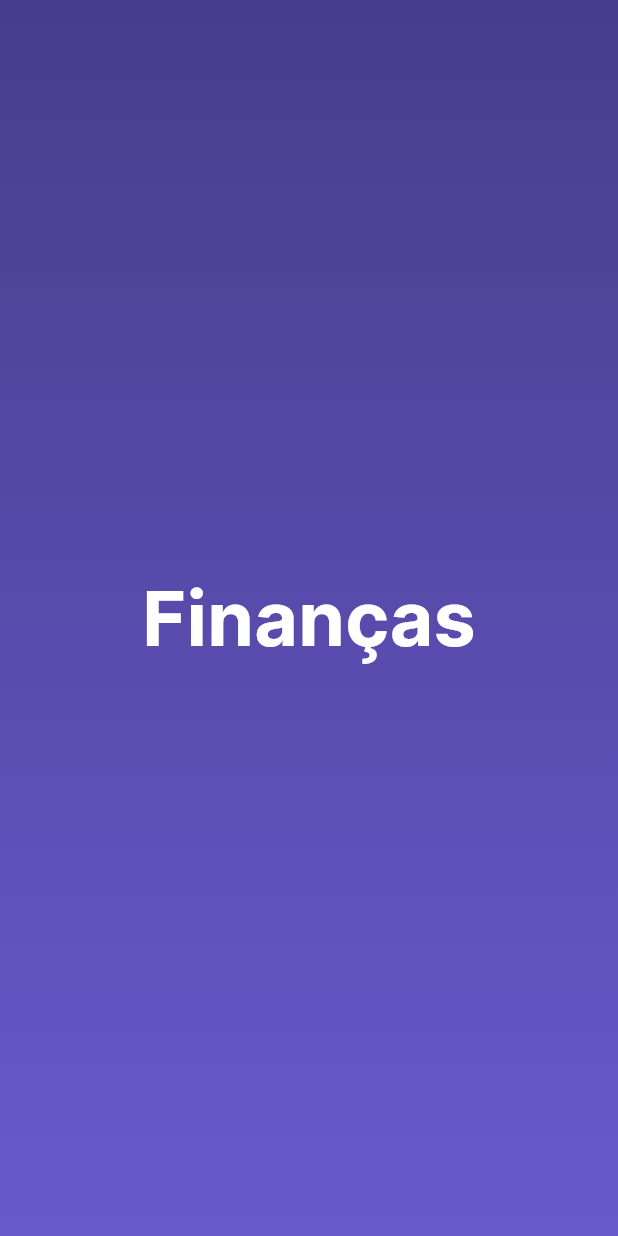
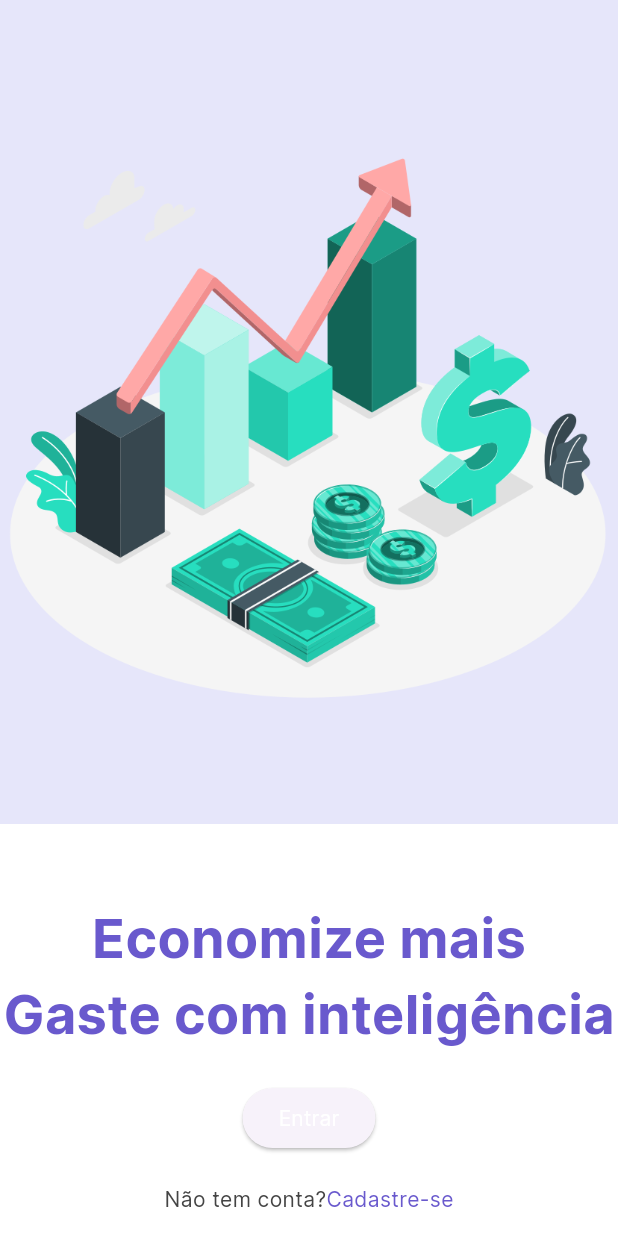
Before and after one commit to howtrojan/financas, a Flutter app: the screen it shows after launch, on a phone screen of 412 x 824 dp. Run offline on Flutter 3.47's test engine with Material 3 defaults, Android fonts, the light colour scheme and no system bars.

Commit message:
Criação de tela

```diff
--- a/lib/app.dart
+++ b/lib/app.dart
@@ -1,4 +1,4 @@
-import 'package:financas/features/splash/splash_page.dart';
+import 'package:financas/features/onboarding/onboarding_page.dart';
 import 'package:flutter/material.dart';
 
 class App extends StatelessWidget {
@@ -6,6 +6,6 @@ class App extends StatelessWidget {
 
   @override
   Widget build(BuildContext context) {
-    return const MaterialApp(home: SplashPage());
+    return const MaterialApp(home: OnboardingPage());
   }
 }
--- a/lib/common/constants/app_colors.dart
+++ b/lib/common/constants/app_colors.dart
@@ -6,4 +6,6 @@ class AppColors {
   static const Color greenLightOne = Color(0xFF483D8B);
   static const Color greenLightTwo = Color(0xFF6959CD);
   static const Color white = Color(0xFFFFFFFF);
+  static const Color lavender = Color(0xffE6E6FA);
+  static const Color grayLight = Color(0xff444444);
 }
--- a/lib/common/constants/app_text_styles.dart
+++ b/lib/common/constants/app_text_styles.dart
@@ -5,4 +5,8 @@ class AppTextStyles {
 
   static const TextStyle bigText = TextStyle(
       fontFamily: 'Inter', fontSize: 50.0, fontWeight: FontWeight.w700);
+  static const TextStyle mediumText = TextStyle(
+      fontFamily: 'Inter', fontSize: 36.0, fontWeight: FontWeight.w700);
+  static const TextStyle smallText = TextStyle(
+      fontFamily: 'Inter', fontSize: 14.0, fontWeight: FontWeight.w500);
 }
--- /dev/null
+++ b/lib/features/onboarding/onboarding_page.dart
@@ -0,0 +1,69 @@
+import 'package:financas/common/constants/app_colors.dart';
+import 'package:financas/common/constants/app_text_styles.dart';
+import 'package:flutter/material.dart';
+import 'package:flutter/widgets.dart';
+
+class OnboardingPage extends StatelessWidget {
+  const OnboardingPage({super.key});
+
+  @override
+  Widget build(BuildContext context) {
+    return Scaffold(
+      body: Column(
+        children: [
+          Expanded(
+            flex: 2,
+            child: Container(
+              height: 600,
+              color: AppColors.lavender,
+              child: Image.asset(
+                'assets/images/main.png',
+              ),
+            ),
+          ),
+          Expanded(
+            child: Container(
+              height: 600,
+              color: AppColors.white,
+              child: Column(children: [
+                const SizedBox(
+                  height: 50.0,
+                ),
+                Text('Economize mais',
+                    style: AppTextStyles.mediumText
+                        .copyWith(color: AppColors.greenLightTwo)),
+                Text('Gaste com inteligência',
+                    style: AppTextStyles.mediumText
+                        .copyWith(color: AppColors.greenLightTwo)),
+                const SizedBox(
+                  height: 20.0,
+                ),
+                ElevatedButton(
+                    onPressed: () {},
+                    child: Text(
+                      'Entrar',
+                      style: AppTextStyles.smallText
+                          .copyWith(color: AppColors.white),
+                    )),
+                const SizedBox(
+                  height: 20.0,
+                ),
+                Row(
+                  mainAxisAlignment: MainAxisAlignment.center,
+                  children: [
+                    Text('Não tem conta?',
+                        style: AppTextStyles.smallText
+                            .copyWith(color: AppColors.grayLight)),
+                    Text('Cadastre-se',
+                        style: AppTextStyles.smallText
+                            .copyWith(color: AppColors.greenLightTwo)),
+                  ],
+                ),
+              ]),
+            ),
+          ),
+        ],
+      ),
+    );
+  }
+}
```
